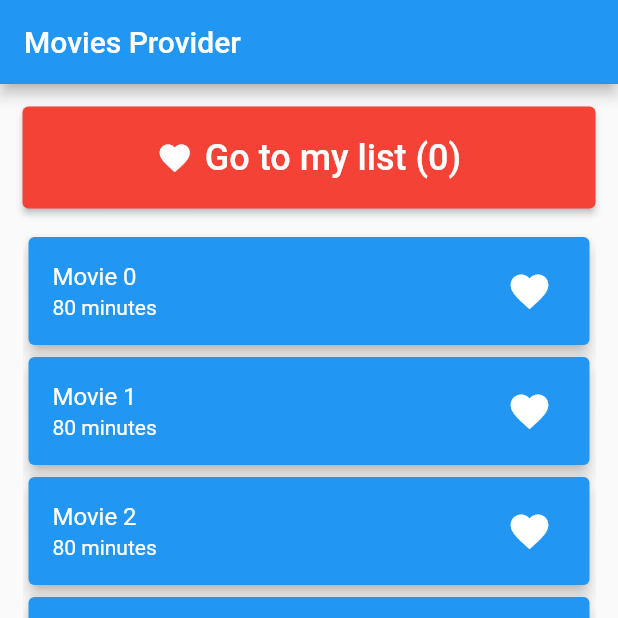
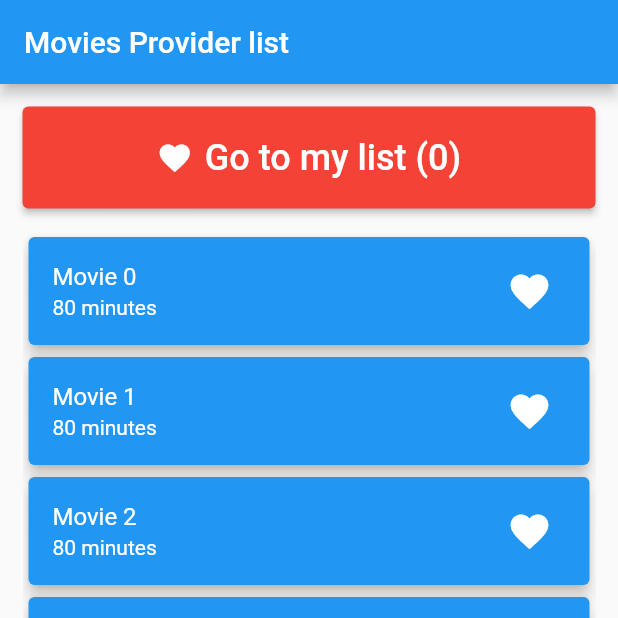
Before and after one commit to Sabrinafad/flutter, a Flutter app: the screen it shows after launch, on a phone screen of 412 x 824 dp, the top half of it. Run offline on Flutter 3.47's test engine with Material 2 defaults, Android fonts, the phone set to English and light mode, and no system bars.

Commit message:
Third commit

```diff
--- a/lib/screens/home_screen.dart
+++ b/lib/screens/home_screen.dart
@@ -18,7 +18,7 @@ class _HomeScreenState extends State<HomeScreen> {
 
     return Scaffold(
       appBar: AppBar(
-        title: const Text('Movies Provider'),
+        title: const Text('Movies Provider list'),
       ),
       body: Padding(
         padding: const EdgeInsets.all(15),
```
